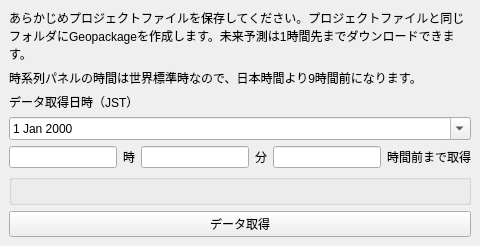
Before: the Qt Designer form plugins/JPRaincloudradarDownloader/JPRaincloudradarDownloader_dialog_base.ui in koukita/JPRaincloudradarDownloader, drawn with Qt 5.
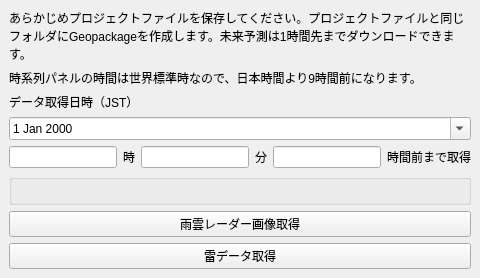
After: the same form once the commit is applied. Custom widgets are drawn as their Qt base class.

The edit to the form file:
```diff
--- a/plugins/JPRaincloudradarDownloader/JPRaincloudradarDownloader_dialog_base.ui
+++ b/plugins/JPRaincloudradarDownloader/JPRaincloudradarDownloader_dialog_base.ui
@@ -55,7 +55,12 @@
 
     <item>
      <widget class="QPushButton" name="button_download">
-      <property name="text"><string>データ取得</string></property>
+         <property name="text"><string>雨雲レーダー画像取得</string></property>
+      </widget>
+      </item>
+      <item>
+         <widget class="QPushButton" name="button_download_lightning">
+         <property name="text"><string>雷データ取得</string></property>
      </widget>
     </item>
 
```
Lines whose indentation alone changed are shown as unchanged.
